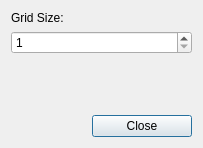
gscept/nebula-trifid, file code/qttoolkit/leveleditor2/ui/gridsizedialog.ui: the form before one commit.
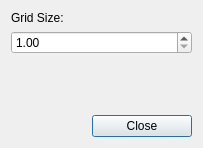
The form after the commit.

Commit message: *grid* *leveleditor* - non-integer grid steps - snap to grid actually works - rearranged menus

Diff of the .ui file:
```diff
--- a/code/qttoolkit/leveleditor2/ui/gridsizedialog.ui
+++ b/code/qttoolkit/leveleditor2/ui/gridsizedialog.ui
@@ -27,18 +27,15 @@
     </widget>
    </item>
    <item>
-    <widget class="QSpinBox" name="GridSize">
-     <property name="whatsThis">
-      <string>Amount of cells, 10 means 10x10 in a quad, aka 400 total</string>
-     </property>
+    <widget class="QDoubleSpinBox" name="GridSize">
      <property name="minimum">
-      <number>1</number>
+      <double>1.000000000000000</double>
      </property>
      <property name="maximum">
-      <number>400</number>
+      <double>1000.000000000000000</double>
      </property>
      <property name="value">
-      <number>1</number>
+      <double>1.000000000000000</double>
      </property>
     </widget>
    </item>
```
The commit also changes 14 other files.
